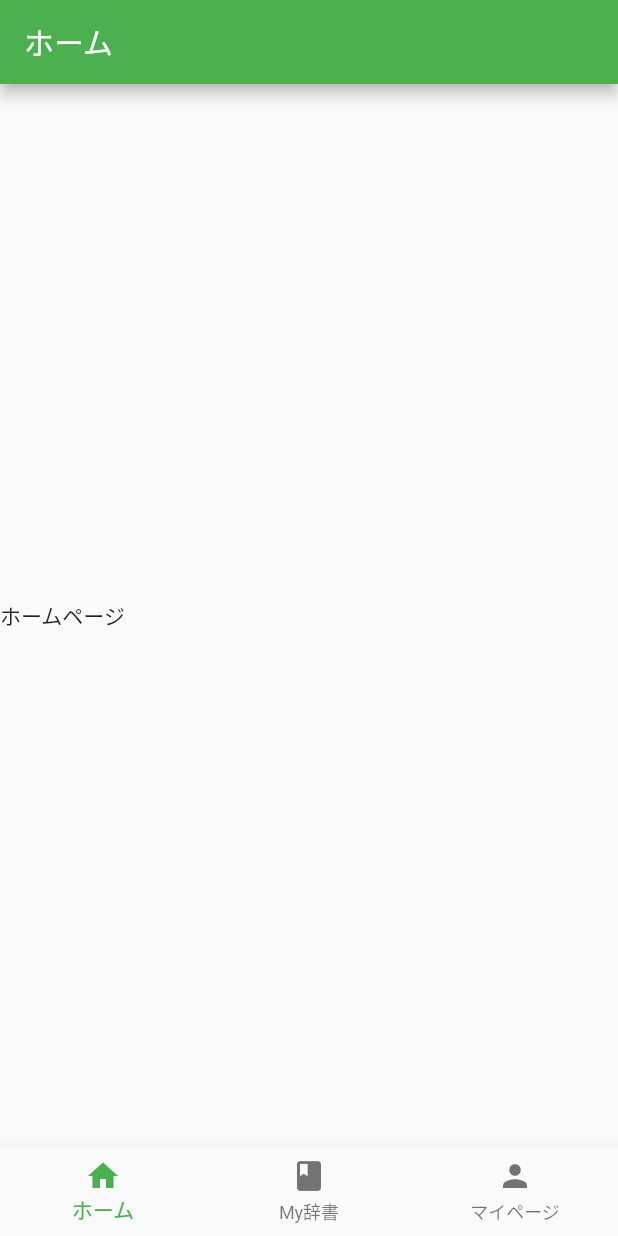
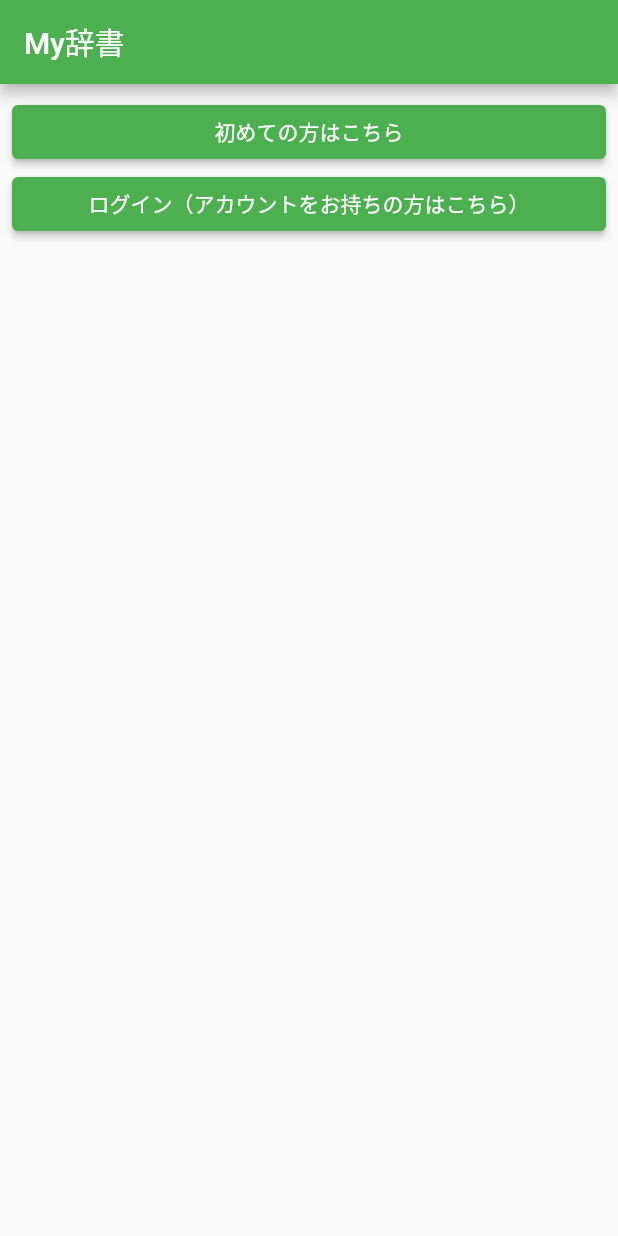
Before and after one commit to kitashio/my-colle-app, a Flutter app: the screen it shows after launch, on a phone screen of 412 x 824 dp. Run offline on Flutter 3.47's test engine with Material 2 defaults, Android fonts, the phone set to English and light mode, and no system bars.

Commit message:
ユーザー登録・ログイン追加

```diff
--- /dev/null
+++ b/lib/Top_Page/top_user_page.dart
@@ -0,0 +1,57 @@
+import 'package:flutter/cupertino.dart';
+import 'package:flutter/material.dart';
+import 'package:myfirstapp/Top_Page/user_add_page.dart';
+import 'package:myfirstapp/Top_Page/user_login_page.dart';
+
+class TopUserPage extends StatefulWidget {
+
+  @override
+  _TopPageState createState() => _TopPageState();
+}
+
+class _TopPageState extends State<TopUserPage> {
+
+  @override
+  Widget build(BuildContext context) {
+    return Scaffold(
+      appBar: AppBar(
+        title: Text('My辞書'),
+      ),
+      body: Container(
+        child: Padding(
+          padding: const EdgeInsets.all(8.0),
+          child: ListView(
+            children: [
+              ButtonTheme(
+                minWidth: 80.0,
+                height: 250.0,
+                child: ElevatedButton(
+                  onPressed: () {
+                    Navigator.push(
+                      context,
+                      MaterialPageRoute(builder: (context) => RegisterPage()),
+                    );
+                  },
+                  child: Text('初めての方はこちら'),
+                ),
+              ),
+              ButtonTheme(
+                minWidth: 80.0,
+                height: 250.0,
+                child: ElevatedButton(
+                  onPressed: () {
+                    Navigator.push(
+                      context,
+                      MaterialPageRoute(builder: (context) => LoginPage()),
+                    );
+                  },
+                  child: Text('ログイン（アカウントをお持ちの方はこちら）'),
+                ),
+              ),
+            ],
+          ),
+        ),
+      ), // This trailing comma makes auto-formatting nicer for build methods.
+    );
+  }
+}
--- a/lib/main.dart
+++ b/lib/main.dart
@@ -1,7 +1,6 @@
 import 'package:flutter/material.dart';
-
-import 'Bottom_Tab_page.dart';
-import 'Home_Page/home_page.dart';
+import 'Top_Page/top_page.dart';
+import 'Top_Page/top_user_page.dart';
 
 void main() {
   runApp(MyApp());
@@ -16,7 +15,7 @@ class MyApp extends StatelessWidget {
       theme: ThemeData(
         primarySwatch: Colors.green,
       ),
-      home: BottomTabPage(),
+      home: TopUserPage(),
     );
   }
 }
```
Also changed, not shown: lib/Top_Page/top_page.dart (added, +15 -0 lines), lib/Top_Page/user_add_page.dart (added, +52 -0 lines), lib/Top_Page/user_login_page.dart (added, +47 -0 lines).
